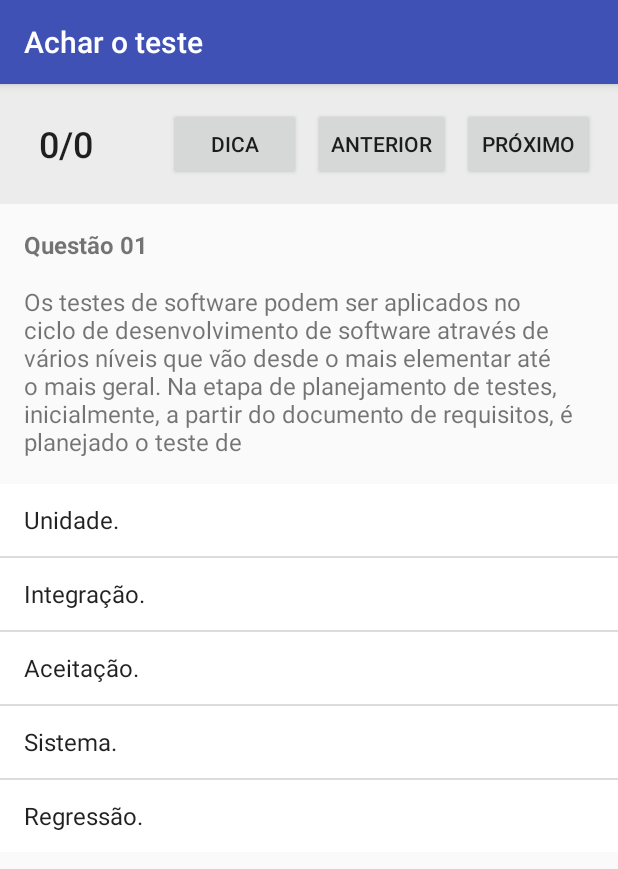
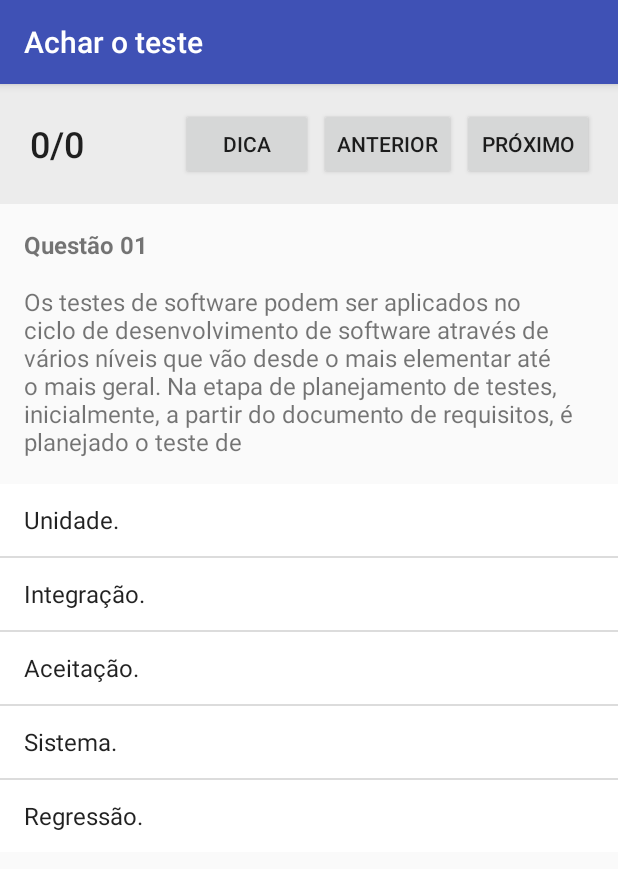
Before and after one commit to ronaldpereira/unit-test-quiz, an Android app: the screen it shows after launch (NewQuestionsActivity), after a tap on "Achar o teste", on a phone screen of 412 x 824 dp. Shown: the top 869 px of the screen. Run offline under Robolectric (Android 15) with nearby library versions, the light colour scheme and no system bars; 2 other taps on this screen came first.

Commit message:
rafael bobao

```diff
--- a/app/src/main/assets/activities.json
+++ b/app/src/main/assets/activities.json
@@ -33,10 +33,6 @@
 		"name":"Outros testes",
 		"activities":[
 			{
-				"name":"Testes automatizados",
-				"questionsFilePath":"questions/outros_testes/teste_automatizado"
-			},
-			{
 				"name":"Testes de integração",
 				"questionsFilePath":"questions/outros_testes/teste_integracao"
 			},
@@ -47,10 +43,6 @@
 			{
 				"name":"Testes de validação e verificação",
 				"questionsFilePath":"questions/outros_testes/teste_validacao_e_verificacao"
-			},
-			{
-				"name":"Teste de caixa preta e caixa branca",
-				"questionsFilePath":"questions/outros_testes/teste_caixa_preta_branca"
 			},
 			{
 				"name":"Teste alfa e beta",
--- a/app/src/main/java/br/ufmg/dcc/unit_test_quiz/ModulesActivity.java
+++ b/app/src/main/java/br/ufmg/dcc/unit_test_quiz/ModulesActivity.java
@@ -31,8 +31,8 @@ public class ModulesActivity extends AppCompatActivity {
         MODULE, ACTIVITY
     }
 
-    public static final String QUESTIONS_FILE_PATH="questionsFilePath";
-    public static final String QUESTIONS_ACTIVITY ="questionsActivity";
+    public static final String QUESTIONS_FILE_PATH = "questionsFilePath";
+    public static final String QUESTIONS_ACTIVITY = "questionsActivity";
 
     public static class ListItem {
         public ItemType type;
@@ -73,7 +73,6 @@ public class ModulesActivity extends AppCompatActivity {
 
             assert item != null;
 
-            if (convertView == null) {
             if (item.type == ItemType.MODULE) {
                 convertView = LayoutInflater.from(getContext()).inflate(
                         R.layout.module_list_item,
@@ -82,13 +81,11 @@ public class ModulesActivity extends AppCompatActivity {
 
                 convertView.setClickable(false);
                 convertView.setOnClickListener(null);
-                }
-                else {
+            } else {
                 convertView = LayoutInflater.from(getContext()).inflate(
                         R.layout.activities_list_item,
                         parent, false
                 );
-                }
             }
 
 
@@ -98,18 +95,17 @@ public class ModulesActivity extends AppCompatActivity {
         }
     }
 
-    private ArrayList<ListItem> readActivities(){
+    private ArrayList<ListItem> readActivities() {
 
         ArrayList<ListItem> results = new ArrayList<>();
         AssetManager assets = getAssets();
         InputStream inputStream;
         String jsonString = null;
         JSONArray jsonArray = null;
-        try{
+        try {
             inputStream = assets.open("activities.json");
             jsonString = IOUtils.readInputStream(inputStream);
-        }
-        catch (IOException ioex){
+        } catch (IOException ioex) {
             ioex.getStackTrace();
             System.exit(1);
         }
@@ -151,12 +147,12 @@ public class ModulesActivity extends AppCompatActivity {
         Toolbar toolbar = (Toolbar) findViewById(R.id.toolbar);
         setSupportActionBar(toolbar);
 
-        ListView lv = (ListView) findViewById(R.id.activities_list_view);
+        ListView listView = (ListView) findViewById(R.id.activities_list_view);
 
         final ArrayList<ListItem> items = readActivities();
         ItemAdapter adapter = new ItemAdapter(this, items);
 
-        lv.setOnItemClickListener(
+        listView.setOnItemClickListener(
                 new AdapterView.OnItemClickListener() {
                     @Override
                     public void onItemClick(AdapterView<?> parent, View view, int position, long id) {
@@ -169,10 +165,8 @@ public class ModulesActivity extends AppCompatActivity {
                 }
         );
 
-        lv.setAdapter(adapter);
+        listView.setAdapter(adapter);
     }
 
 
-
-
 }
--- a/app/src/main/res/layout/question_header.xml
+++ b/app/src/main/res/layout/question_header.xml
@@ -18,6 +18,8 @@
             android:background="@color/transparent"
             android:textSize="@dimen/title_text_size"
             android:text="0/5"
+            android:padding="0dp"
+            android:layout_marginStart="-6dp"
             android:layout_marginTop="@dimen/activity_horizontal_margin"
             android:layout_marginBottom="@dimen/activity_horizontal_margin"
             />
--- a/app/src/main/res/values/dimens.xml
+++ b/app/src/main/res/values/dimens.xml
@@ -1,6 +1,6 @@
 <resources>
     <!-- Default screen margins, per the Android Design guidelines. -->
-    <dimen name="activity_half_margin">8dp</dimen>
+    <dimen name="activity_half_margin">4dp</dimen>
     <dimen name="activity_horizontal_margin">16dp</dimen>
     <dimen name="activity_vertical_margin">16dp</dimen>
 
```
Lines whose indentation alone changed are shown as unchanged.
